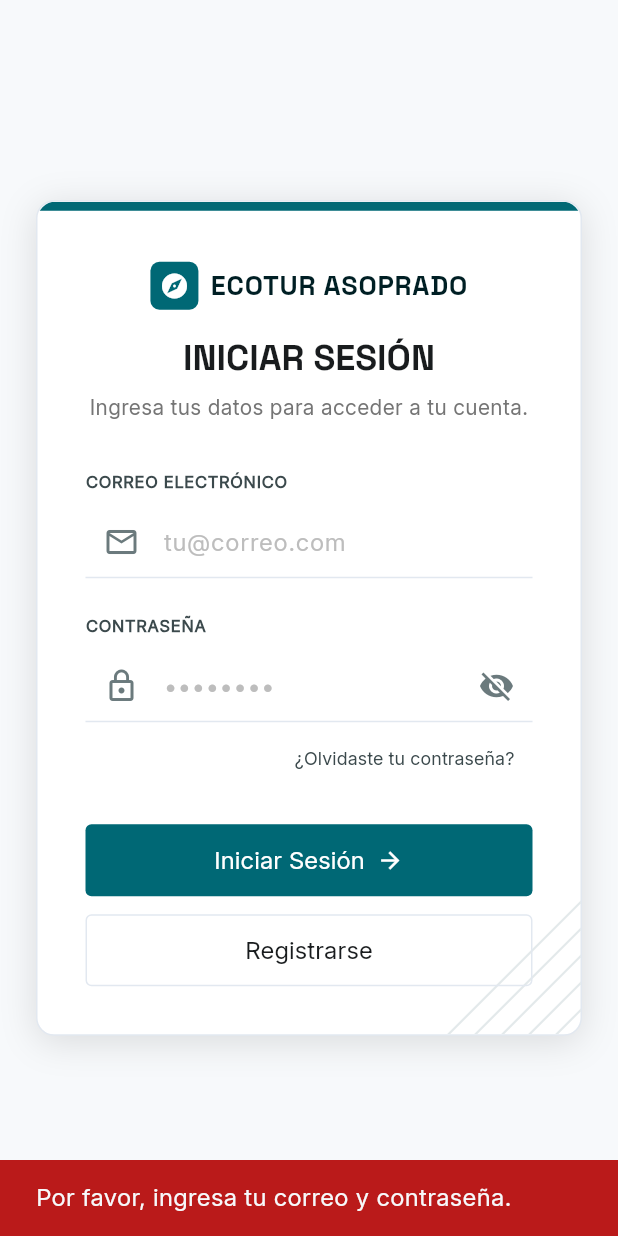
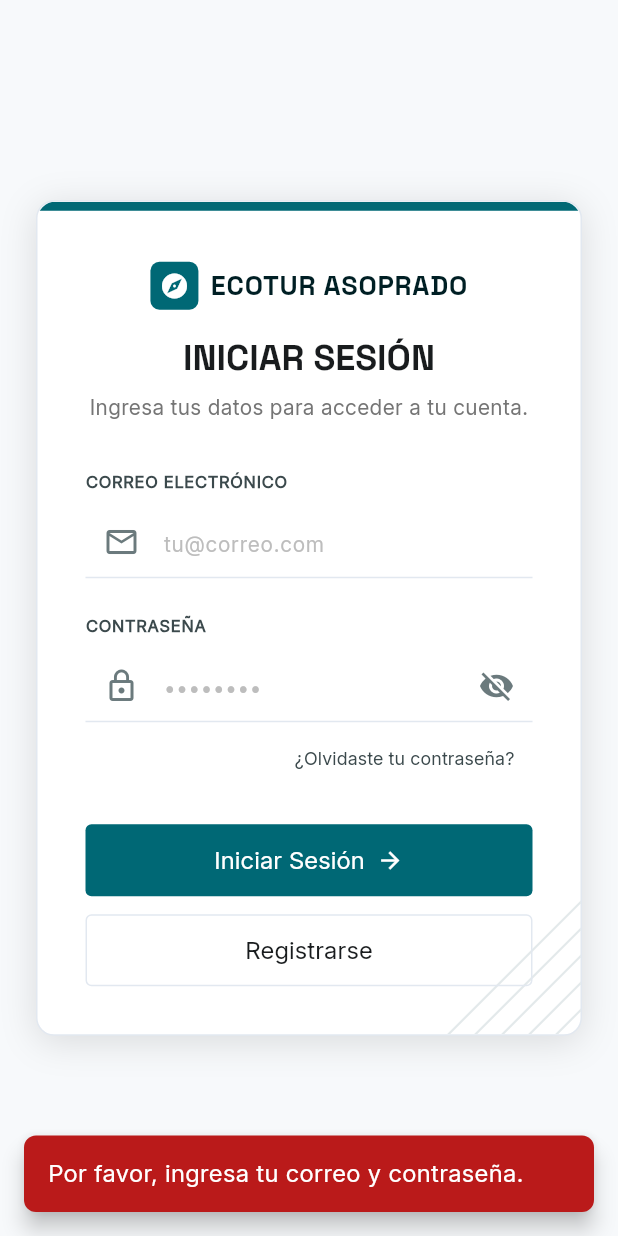
Before and after one commit to Prado500/ecotur-asoprado-fe, a Flutter app: the screen it shows after launch, after a tap on "Iniciar Sesión", on a phone screen of 412 x 824 dp. Run offline on Flutter 3.47's test engine with Material 3 defaults, Android fonts, the phone set to English and light mode, and no system bars; our stand-ins replace flutter_dotenv, shared_preferences.

Commit message:
refactor(arch): segregacion por dominios y estandarizacion de notificaciones
Implementa una reestructuracion topologica del directorio 'widgets' y
desacopla el manejo de notificaciones imperativas de las vistas
declarativas, preparando el repositorio para alta escalabilidad.

Cambios y optimizaciones clave:
- Segregacion por Dominios (Feature-Driven): Se subdivide el directorio
  raiz 'lib/widgets/' en 'admin/', 'catalog/' y 'common/', erradicando
  el antipatron 'God Directory' e inspirandose en Atomic Design.
- Helpers de UI: Se introduce el directorio 'lib/utils/' con la clase
  estatica 'UIHelpers'. Esta entidad centraliza la inyeccion de
  SnackBars, unificando el diseño de alertas globales y aislando esta
  responsabilidad de las pantallas 'LoginScreen' y 'AdminCreatePackageScreen'.
- Resolucion de Dependencias: Se actualizan los grafos de importacion
  en todas las vistas principales (Catalog, Details, Admin Dashboard)
  para reflejar la nueva arquitectura de rutas.

Refs: [DEV-09]

```diff
--- a/lib/screens/admin_dashboard_screen.dart
+++ b/lib/screens/admin_dashboard_screen.dart
@@ -1,7 +1,7 @@
 import 'package:flutter/material.dart';
-import '../widgets/grid_pattern_painter.dart';
-import '../widgets/stat_card.dart';
-import '../widgets/admin_bottom_nav_bar.dart';
+import '../widgets/common/grid_pattern_painter.dart';
+import '../widgets/admin/stat_card.dart';
+import '../widgets/admin/admin_bottom_nav_bar.dart';
 import 'catalog_screen.dart';
 import 'admin_create_package_screen.dart';
 
--- a/lib/screens/catalog_screen.dart
+++ b/lib/screens/catalog_screen.dart
@@ -1,9 +1,9 @@
 import 'package:flutter/material.dart';
 import '../services/api_service.dart';
 import '../models/tourist_service_model.dart';
-import '../widgets/grid_pattern_painter.dart';
-import '../widgets/custom_bottom_nav_bar.dart';
-import '../widgets/tourist_card.dart';
+import '../widgets/common/grid_pattern_painter.dart';
+import '../widgets/common/custom_bottom_nav_bar.dart';
+import '../widgets/catalog/tourist_card.dart';
 
 class CatalogScreen extends StatefulWidget {
   final ApiService? apiService;
--- a/lib/screens/details_screen.dart
+++ b/lib/screens/details_screen.dart
@@ -1,6 +1,6 @@
 import 'package:flutter/material.dart';
 import '../models/tourist_service_model.dart';
-import '../widgets/image_carousel.dart';
+import '../widgets/catalog/image_carousel.dart';
 
 class DetailsScreen extends StatelessWidget {
   final TouristService service;
--- a/lib/screens/login_screen.dart
+++ b/lib/screens/login_screen.dart
@@ -1,7 +1,8 @@
 import 'package:flutter/material.dart';
 import '../services/auth_service.dart';
-import '../widgets/custom_input.dart';
-import '../widgets/diagonal_painter.dart';
+import '../utils/ui_helpers.dart';
+import '../widgets/common/custom_input.dart';
+import '../widgets/common/diagonal_painter.dart';
 import 'admin_dashboard_screen.dart';
 import 'catalog_screen.dart';
 import 'register_screen.dart';
@@ -67,9 +68,7 @@
   }
 
   void _showError(String message) {
-    ScaffoldMessenger.of(context).showSnackBar(
-      SnackBar(content: Text(message), backgroundColor: Theme.of(context).colorScheme.error),
-    );
+    UIHelpers.showSnackBar(context, message, isError: true);
   }
 
   @override
--- /dev/null
+++ b/lib/utils/ui_helpers.dart
@@ -0,0 +1,18 @@
+import 'package:flutter/material.dart';
+
+class UIHelpers {
+  /// Muestra una alerta (SnackBar) estandarizada en toda la aplicación.
+  static void showSnackBar(BuildContext context, String message, {bool isError = true}) {
+    if (!context.mounted) return;
+
+    ScaffoldMessenger.of(context).showSnackBar(
+      SnackBar(
+        content: Text(message, style: const TextStyle(color: Colors.white, fontWeight: FontWeight.w500)),
+        backgroundColor: isError ? const Color(0xFFBA1A1A) : const Color(0xFF006C49),
+        behavior: SnackBarBehavior.floating, // Las hace flotantes y modernas
+        shape: RoundedRectangleBorder(borderRadius: BorderRadius.circular(8)),
+        margin: const EdgeInsets.all(16),
+      ),
+    );
+  }
+}
--- a/lib/widgets/tourist_card.dart
+++ b/lib/widgets/catalog/tourist_card.dart
@@ -1,6 +1,6 @@
 import 'package:flutter/material.dart';
-import '../models/tourist_service_model.dart';
-import '../screens/details_screen.dart';
+import '../../models/tourist_service_model.dart';
+import '../../screens/details_screen.dart';
 
 class TouristCard extends StatelessWidget {
   final TouristService service;
--- a/lib/widgets/custom_bottom_nav_bar.dart
+++ b/lib/widgets/common/custom_bottom_nav_bar.dart
@@ -1,5 +1,5 @@
 import 'package:flutter/material.dart';
-import '../screens/profile_screen.dart';
+import '../../screens/profile_screen.dart';
 
 class CustomBottomNavBar extends StatelessWidget {
   final int currentIndex;
--- a/lib/widgets/custom_input.dart
+++ b/lib/widgets/common/custom_input.dart
@@ -7,6 +7,7 @@
   final TextEditingController controller;
   final bool isPassword;
   final TextInputType keyboardType;
+  final String? Function(String?)? validator; // <-- ¡El superpoder de validación!
 
   const CustomInput({
     super.key,
@@ -16,6 +17,7 @@
     required this.controller,
     this.isPassword = false,
     this.keyboardType = TextInputType.text,
+    this.validator,
   });
 
   @override
@@ -41,13 +43,15 @@
             style: const TextStyle(fontSize: 11, fontWeight: FontWeight.bold, color: Color(0xFF3B494C), letterSpacing: 0.5)
         ),
         const SizedBox(height: 8),
-        TextField(
+        TextFormField( // <-- Transformado para soportar FormState
           controller: widget.controller,
           obscureText: widget.isPassword ? _obscurePassword : false,
           keyboardType: widget.keyboardType,
+          validator: widget.validator, // <-- Inyectamos la regla
+          autovalidateMode: AutovalidateMode.onUserInteraction, // <-- Valida en tiempo real
           decoration: InputDecoration(
             hintText: widget.hint,
-            hintStyle: TextStyle(color: Colors.grey[400]),
+            hintStyle: TextStyle(color: Colors.grey[400], fontSize: 14),
             prefixIcon: Icon(widget.icon, color: const Color(0xFF6B7A7D)),
             suffixIcon: widget.isPassword
                 ? IconButton(
@@ -57,6 +61,8 @@
                 : null,
             enabledBorder: const UnderlineInputBorder(borderSide: BorderSide(color: Color(0xFFE2E8F0))),
             focusedBorder: const UnderlineInputBorder(borderSide: BorderSide(color: Color(0xFF006875), width: 2)),
+            errorBorder: const UnderlineInputBorder(borderSide: BorderSide(color: Color(0xFFBA1A1A))),
+            focusedErrorBorder: const UnderlineInputBorder(borderSide: BorderSide(color: Color(0xFFBA1A1A), width: 2)),
             contentPadding: const EdgeInsets.symmetric(vertical: 12),
             filled: false,
           ),
```
Also changed, not shown: lib/screens/admin_create_package_screen.dart (+62 -125 lines), lib/widgets/admin/admin_form_field.dart (added, +49 -0 lines), lib/widgets/admin/admin_section_card.dart (added, +40 -0 lines), lib/widgets/admin/admin_bottom_nav_bar.dart (renamed from lib/widgets/admin_bottom_nav_bar.dart), lib/widgets/admin/stat_card.dart (renamed from lib/widgets/stat_card.dart), lib/widgets/catalog/image_carousel.dart (renamed from lib/widgets/image_carousel.dart), lib/widgets/common/diagonal_painter.dart (renamed from lib/widgets/diagonal_painter.dart), lib/widgets/common/grid_pattern_painter.dart (renamed from lib/widgets/grid_pattern_painter.dart).
